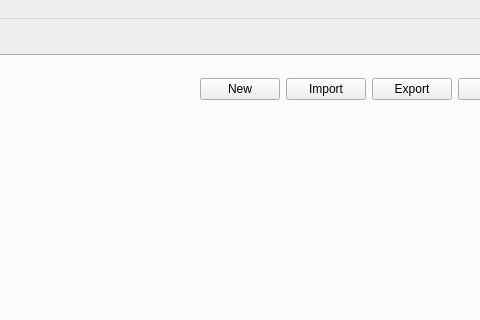
Qt form mainwindow.ui (steux/tiatracker) before a commit; both pictures show x 491 to 971 and y 0 to 320 of the 1064 by 783 pixel window.
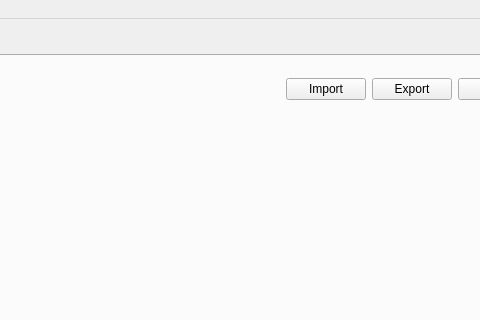
The same form after that commit. Custom widgets are drawn as their Qt base class.

Commit message: - removed "New" button - envelope frames used label gets colored red if >255

```diff
--- a/mainwindow.ui
+++ b/mainwindow.ui
@@ -79,13 +79,6 @@
              </property>
             </spacer>
            </item>
-           <item>
-            <widget class="QPushButton" name="pushButton_3">
-             <property name="text">
-              <string>New</string>
-             </property>
-            </widget>
-           </item>
            <item>
             <widget class="QPushButton" name="pushButton">
              <property name="text">
```
The commit also changes 1 other file.
